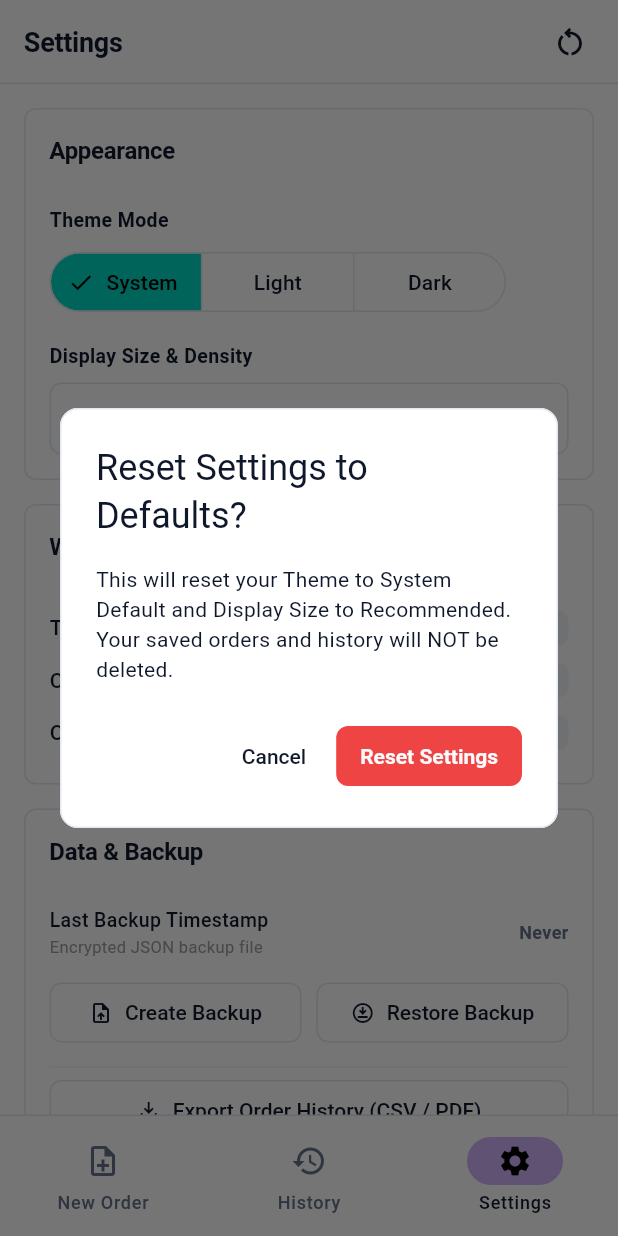
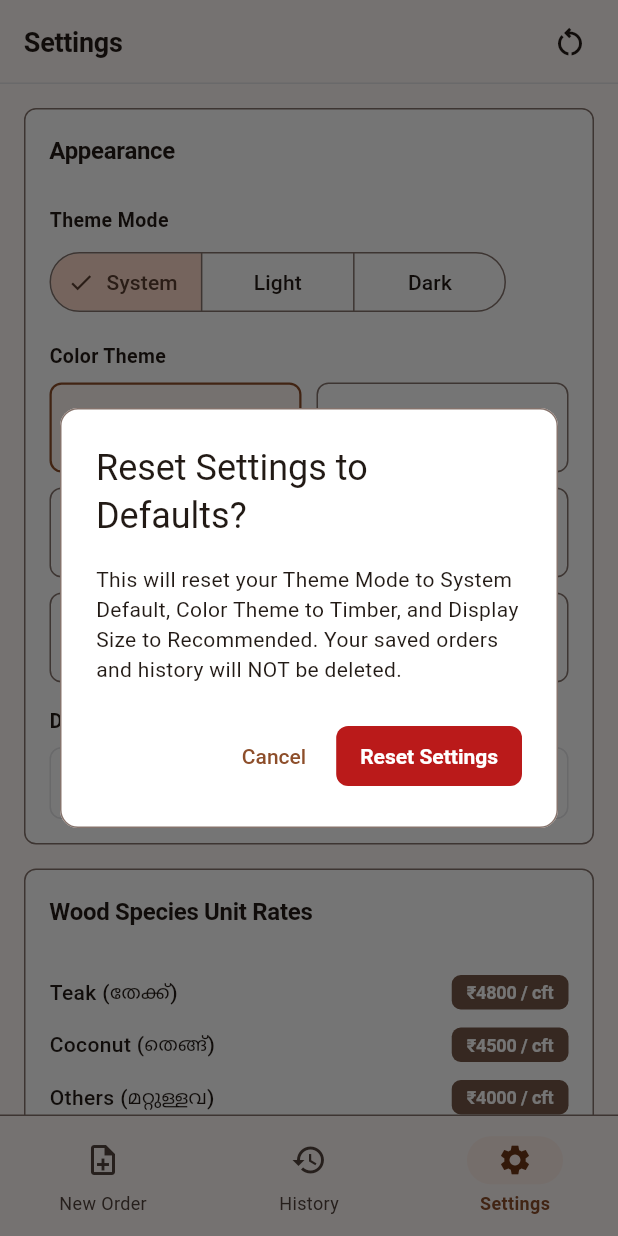
Before and after one commit to AzimAbdulla10/wooden-mill-app, a Flutter app: the screen it shows after launch, item 3 of the bottom bar chosen, after a tap on the "restart alt" icon, on a phone screen of 412 x 824 dp. Run offline on Flutter 3.47's test engine with Material 3 defaults, Android fonts, the phone set to English and light mode, and no system bars; our stand-ins replace go_router, pdf, printing, shared_preferences, sqflite; accounts and stored records are empty.

Commit message:
feat(theme): centralized Material 3 Color System with 6 themes (Timber, Forest, Emerald, Ocean, Indigo, Slate) and Settings palette selector

```diff
--- a/lib/core/constants/app_constants.dart
+++ b/lib/core/constants/app_constants.dart
@@ -1,9 +1,9 @@
 class AppConstants {
   AppConstants._();
 
-  static const String appVersionName = '1.0.4';
-  static const String appBuildNumber = '5';
-  static const String appVersionDisplay = 'v1.0.4 (Build 5)';
+  static const String appVersionName = '1.0.5';
+  static const String appBuildNumber = '6';
+  static const String appVersionDisplay = 'v1.0.5 (Build 6)';
 
   // Wood Types config
   static const String teakName = 'Teak';
--- /dev/null
+++ b/lib/core/theme/app_color_theme.dart
@@ -0,0 +1,78 @@
+import 'package:flutter/material.dart';
+
+enum AppColorTheme {
+  timber(
+    displayName: 'Timber',
+    description: 'Warm wood, timber & workshop aesthetic',
+    seedColor: Color(0xFF9E5429), // Warm Mahogany / Timber
+    secondaryColor: Color(0xFF7C5843),
+  ),
+  forest(
+    displayName: 'Forest',
+    description: 'Earthy pine & natural green identity',
+    seedColor: Color(0xFF2D6A4F), // Deep Forest Green
+    secondaryColor: Color(0xFF52796F),
+  ),
+  emerald(
+    displayName: 'Emerald',
+    description: 'Clean modern teal & emerald identity',
+    seedColor: Color(0xFF0F766E), // Emerald Teal
+    secondaryColor: Color(0xFF14B8A6),
+  ),
+  ocean(
+    displayName: 'Ocean',
+    description: 'Vibrant marine & deep ocean identity',
+    seedColor: Color(0xFF0284C7), // Deep Ocean Blue
+    secondaryColor: Color(0xFF0369A1),
+  ),
+  indigo(
+    displayName: 'Indigo',
+    description: 'Modern indigo & business software aesthetic',
+    seedColor: Color(0xFF4F46E5), // Modern Indigo
+    secondaryColor: Color(0xFF6366F1),
+  ),
+  slate(
+    displayName: 'Slate',
+    description: 'Sophisticated neutral & steel aesthetic',
+    seedColor: Color(0xFF475569), // Steel Slate
+    secondaryColor: Color(0xFF64748B),
+  );
+
+  final String displayName;
+  final String description;
+  final Color seedColor;
+  final Color secondaryColor;
+
+  const AppColorTheme({
+    required this.displayName,
+    required this.description,
+    required this.seedColor,
+    required this.secondaryColor,
+  });
+
+  /// Generates Material 3 Light ColorScheme
+  ColorScheme get lightScheme {
+    return ColorScheme.fromSeed(
+      seedColor: seedColor,
+      brightness: Brightness.light,
+    );
+  }
+
+  /// Generates Material 3 Dark ColorScheme
+  ColorScheme get darkScheme {
+    return ColorScheme.fromSeed(
+      seedColor: seedColor,
+      brightness: Brightness.dark,
+    );
+  }
+
+  /// Color palette preview dots (Primary, Secondary, Surface)
+  List<Color> getPreviewColors(bool isDark) {
+    final scheme = isDark ? darkScheme : lightScheme;
+    return [
+      scheme.primary,
+      scheme.secondary,
+      scheme.primaryContainer,
+    ];
+  }
+}
--- a/lib/core/theme/app_theme.dart
+++ b/lib/core/theme/app_theme.dart
@@ -1,51 +1,15 @@
 import 'package:flutter/material.dart';
+import 'package:wooden_mill_app/core/theme/app_color_theme.dart';
 import 'package:wooden_mill_app/core/theme/shadcn_tokens.dart';
 
 class AppTheme {
   AppTheme._();
 
-  static ThemeData get lightTheme {
-    final colorScheme = const ColorScheme.light().copyWith(
-      surface: ShadTokens.lightBackground,
-      onSurface: ShadTokens.lightForeground,
-      primary: ShadTokens.lightPrimary,
-      onPrimary: ShadTokens.lightPrimaryForeground,
-      secondary: ShadTokens.lightSecondary,
-      onSecondary: ShadTokens.lightSecondaryForeground,
-      error: ShadTokens.lightDestructive,
-      onError: ShadTokens.lightDestructiveForeground,
-      outline: ShadTokens.lightBorder,
-      outlineVariant: ShadTokens.lightInput,
-      surfaceContainerHighest: ShadTokens.lightMuted,
-      onSurfaceVariant: ShadTokens.lightMutedForeground,
-    );
-
-    return _buildShadTheme(colorScheme, isDark: false);
-  }
-
-  static ThemeData get darkTheme {
-    final colorScheme = const ColorScheme.dark().copyWith(
-      surface: ShadTokens.darkBackground,
-      onSurface: ShadTokens.darkForeground,
-      primary: ShadTokens.darkPrimary,
-      onPrimary: ShadTokens.darkPrimaryForeground,
-      secondary: ShadTokens.darkSecondary,
-      onSecondary: ShadTokens.darkSecondaryForeground,
-      error: ShadTokens.darkDestructive,
-      onError: ShadTokens.darkDestructiveForeground,
-      outline: ShadTokens.darkBorder,
-      outlineVariant: ShadTokens.darkInput,
-      surfaceContainerHighest: ShadTokens.darkMuted,
-      onSurfaceVariant: ShadTokens.darkMutedForeground,
-    );
-
-    return _buildShadTheme(colorScheme, isDark: true);
-  }
-
-  static ThemeData _buildShadTheme(ColorScheme colorScheme, {required bool isDark}) {
-    final cardColor = isDark ? ShadTokens.darkCard : ShadTokens.lightCard;
-    final borderColor = isDark ? ShadTokens.darkBorder : ShadTokens.lightBorder;
-    final mutedFg = isDark ? ShadTokens.darkMutedForeground : ShadTokens.lightMutedForeground;
+  static ThemeData buildTheme(AppColorTheme colorTheme, {required bool isDark}) {
+    final colorScheme = isDark ? colorTheme.darkScheme : colorTheme.lightScheme;
+    final cardColor = isDark ? const Color(0xFF18181B) : const Color(0xFFFFFFFF);
+    final borderColor = isDark ? const Color(0xFF27272A) : const Color(0xFFE4E4E7);
+    final mutedFg = isDark ? const Color(0xFFA1A1AA) : const Color(0xFF71717A);
 
     return ThemeData(
       useMaterial3: true,
@@ -133,7 +97,7 @@ class AppTheme {
       ),
       textButtonTheme: TextButtonThemeData(
         style: TextButton.styleFrom(
-          foregroundColor: colorScheme.onSurface,
+          foregroundColor: colorScheme.primary,
           padding: const EdgeInsets.symmetric(horizontal: 12, vertical: 8),
           shape: RoundedRectangleBorder(
             borderRadius: BorderRadius.circular(ShadTokens.radiusSm),
@@ -149,6 +113,54 @@ class AppTheme {
           side: BorderSide(color: borderColor, width: 1),
         ),
       ),
+      chipTheme: ChipThemeData(
+        elevation: 0,
+        backgroundColor: colorScheme.surface,
+        selectedColor: colorScheme.primaryContainer,
+        secondarySelectedColor: colorScheme.primaryContainer,
+        padding: const EdgeInsets.symmetric(horizontal: 8, vertical: 4),
+        labelStyle: TextStyle(fontSize: 12, color: colorScheme.onSurface),
+        secondaryLabelStyle: TextStyle(fontSize: 12, color: colorScheme.onPrimaryContainer),
+        side: BorderSide(color: borderColor),
+        shape: RoundedRectangleBorder(
+          borderRadius: BorderRadius.circular(ShadTokens.radiusSm),
+        ),
+      ),
+      navigationBarTheme: NavigationBarThemeData(
+        elevation: 0,
+        backgroundColor: colorScheme.surface,
+        indicatorColor: colorScheme.primaryContainer,
+        labelTextStyle: WidgetStateProperty.resolveWith((states) {
+          if (states.contains(WidgetState.selected)) {
+            return TextStyle(fontSize: 12, fontWeight: FontWeight.w600, color: colorScheme.primary);
+          }
+          return TextStyle(fontSize: 12, color: colorScheme.onSurfaceVariant);
+        }),
+        iconTheme: WidgetStateProperty.resolveWith((states) {
+          if (states.contains(WidgetState.selected)) {
+            return IconThemeData(color: colorScheme.onPrimaryContainer);
+          }
+          return IconThemeData(color: colorScheme.onSurfaceVariant);
+        }),
+      ),
+      navigationRailTheme: NavigationRailThemeData(
+        elevation: 0,
+        backgroundColor: colorScheme.surface,
+        indicatorColor: colorScheme.primaryContainer,
+        selectedIconTheme: IconThemeData(color: colorScheme.onPrimaryContainer),
+        unselectedIconTheme: IconThemeData(color: colorScheme.onSurfaceVariant),
+        selectedLabelTextStyle: TextStyle(fontSize: 12, fontWeight: FontWeight.w600, color: colorScheme.primary),
+        unselectedLabelTextStyle: TextStyle(fontSize: 12, color: colorScheme.onSurfaceVariant),
+      ),
+      snackBarTheme: SnackBarThemeData(
+        elevation: 0,
+        backgroundColor: isDark ? colorScheme.surfaceContainerHigh : colorScheme.onSurface,
+        contentTextStyle: TextStyle(color: isDark ? colorScheme.onSurface : colorScheme.surface),
+        behavior: SnackBarBehavior.floating,
+        shape: RoundedRectangleBorder(
+          borderRadius: BorderRadius.circular(ShadTokens.radiusSm),
+        ),
+      ),
     );
   }
 }
--- a/lib/core/theme/theme_controller.dart
+++ b/lib/core/theme/theme_controller.dart
@@ -1,5 +1,6 @@
 import 'package:flutter/material.dart';
 import 'package:shared_preferences/shared_preferences.dart';
+import 'package:wooden_mill_app/core/theme/app_color_theme.dart';
 
 enum AppDisplayDensity {
   compact(0.9, 'Compact'),
@@ -15,12 +16,15 @@ enum AppDisplayDensity {
 class ThemeController extends ChangeNotifier {
   static const String _themePrefKey = 'theme_mode';
   static const String _densityPrefKey = 'display_density';
+  static const String _colorThemePrefKey = 'color_theme';
 
   ThemeMode _themeMode = ThemeMode.system;
   AppDisplayDensity _displayDensity = AppDisplayDensity.recommended;
+  AppColorTheme _colorTheme = AppColorTheme.timber;
 
   ThemeMode get themeMode => _themeMode;
   AppDisplayDensity get displayDensity => _displayDensity;
+  AppColorTheme get colorTheme => _colorTheme;
   bool get isDarkMode => _themeMode == ThemeMode.dark;
 
   ThemeController() {
@@ -31,7 +35,7 @@ class ThemeController extends ChangeNotifier {
     try {
       final prefs = await SharedPreferences.getInstance();
 
-      // Load Theme
+      // Load Theme Mode
       final savedTheme = prefs.getString(_themePrefKey);
       if (savedTheme != null) {
         if (savedTheme == 'light') {
@@ -49,6 +53,15 @@ class ThemeController extends ChangeNotifier {
         _displayDensity = AppDisplayDensity.values.firstWhere(
           (d) => d.name == savedDensity,
           orElse: () => AppDisplayDensity.recommended,
+        );
+      }
+
+      // Load Color Theme
+      final savedColorTheme = prefs.getString(_colorThemePrefKey);
+      if (savedColorTheme != null) {
+        _colorTheme = AppColorTheme.values.firstWhere(
+          (c) => c.name == savedColorTheme,
+          orElse: () => AppColorTheme.timber,
         );
       }
 
@@ -83,6 +96,17 @@ class ThemeController extends ChangeNotifier {
     } catch (_) {}
   }
 
+  Future<void> setColorTheme(AppColorTheme colorTheme) async {
+    if (_colorTheme == colorTheme) return;
+    _colorTheme = colorTheme;
+    notifyListeners();
+
+    try {
+      final prefs = await SharedPreferences.getInstance();
+      await prefs.setString(_colorThemePrefKey, colorTheme.name);
+    } catch (_) {}
+  }
+
   Future<void> toggleTheme(BuildContext context) async {
     final currentBrightness = Theme.of(context).brightness;
     if (currentBrightness == Brightness.dark) {
@@ -95,12 +119,14 @@ class ThemeController extends ChangeNotifier {
   Future<void> resetSettings() async {
     _themeMode = ThemeMode.system;
     _displayDensity = AppDisplayDensity.recommended;
+    _colorTheme = AppColorTheme.timber;
     notifyListeners();
 
     try {
       final prefs = await SharedPreferences.getInstance();
       await prefs.remove(_themePrefKey);
       await prefs.remove(_densityPrefKey);
+      await prefs.remove(_colorThemePrefKey);
     } catch (_) {}
   }
 }
--- a/lib/main.dart
+++ b/lib/main.dart
@@ -21,8 +21,8 @@ class MyApp extends StatelessWidget {
         return MaterialApp.router(
           title: 'Timbr',
           debugShowCheckedModeBanner: false,
-          theme: AppTheme.lightTheme,
-          darkTheme: AppTheme.darkTheme,
+          theme: AppTheme.buildTheme(themeController.colorTheme, isDark: false),
+          darkTheme: AppTheme.buildTheme(themeController.colorTheme, isDark: true),
           themeMode: themeController.themeMode,
           routerConfig: AppRouter.router,
           builder: (context, child) {
--- a/lib/screens/settings/settings_screen.dart
+++ b/lib/screens/settings/settings_screen.dart
@@ -1,6 +1,7 @@
 import 'package:flutter/material.dart';
 import 'package:intl/intl.dart';
 import 'package:wooden_mill_app/core/constants/app_constants.dart';
+import 'package:wooden_mill_app/core/theme/app_color_theme.dart';
 import 'package:wooden_mill_app/core/theme/shadcn_tokens.dart';
 import 'package:wooden_mill_app/core/theme/theme_controller.dart';
 import 'package:wooden_mill_app/main.dart';
@@ -121,7 +122,7 @@ class _SettingsScreenState extends State<SettingsScreen> {
         ),
         title: const Text('Reset Settings to Defaults?'),
         content: const Text(
-          'This will reset your Theme to System Default and Display Size to Recommended. Your saved orders and history will NOT be deleted.',
+          'This will reset your Theme Mode to System Default, Color Theme to Timber, and Display Size to Recommended. Your saved orders and history will NOT be deleted.',
         ),
         actions: [
           TextButton(
@@ -196,6 +197,76 @@ class _SettingsScreenState extends State<SettingsScreen> {
                       },
                     ),
                     const SizedBox(height: ShadTokens.spaceLg),
+
+                    // Color Theme Section with Palette Previews (● ● ●)
+                    const Text('Color Theme', style: TextStyle(fontWeight: FontWeight.w600, fontSize: 13)),
+                    const SizedBox(height: 8),
+                    GridView.builder(
+                      shrinkWrap: true,
+                      physics: const NeverScrollableScrollPhysics(),
+                      gridDelegate: const SliverGridDelegateWithFixedCrossAxisCount(
+                        crossAxisCount: 2,
+                        childAspectRatio: 2.8,
+                        crossAxisSpacing: 10,
+                        mainAxisSpacing: 10,
+                      ),
+                      itemCount: AppColorTheme.values.length,
+                      itemBuilder: (context, index) {
+                        final colorOption = AppColorTheme.values[index];
+                        final isSelected = themeController.colorTheme == colorOption;
+                        final isDark = Theme.of(context).brightness == Brightness.dark;
+                        final previewColors = colorOption.getPreviewColors(isDark);
+
+                        return InkWell(
+                          onTap: () => themeController.setColorTheme(colorOption),
+                          borderRadius: BorderRadius.circular(ShadTokens.radiusMd),
+                          child: Container(
+                            padding: const EdgeInsets.symmetric(horizontal: 10, vertical: 8),
+                            decoration: BoxDecoration(
+                              color: isSelected
+                                  ? theme.colorScheme.primaryContainer.withValues(alpha: 0.25)
+                                  : theme.cardTheme.color,
+                              borderRadius: BorderRadius.circular(ShadTokens.radiusMd),
+                              border: Border.all(
+                                color: isSelected ? theme.colorScheme.primary : theme.colorScheme.outline,
+                                width: isSelected ? 1.5 : 1.0,
+                              ),
+                            ),
+                            child: Row(
+                              children: [
+                                Row(
+                                  children: previewColors.map((c) {
+                                    return Container(
+                                      width: 10,
+                                      height: 10,
+                                      margin: const EdgeInsets.only(right: 3),
+                                      decoration: BoxDecoration(
+                                        color: c,
+                                        shape: BoxShape.circle,
+                                      ),
+                                    );
+                                  }).toList(),
+                                ),
+                                const SizedBox(width: 8),
+                                Expanded(
+                                  child: Text(
+                                    colorOption.displayName,
+                                    style: TextStyle(
+                                      fontSize: 13,
+                                      fontWeight: isSelected ? FontWeight.bold : FontWeight.w500,
+                                      color: isSelected ? theme.colorScheme.primary : theme.colorScheme.onSurface,
+                                    ),
+                                    overflow: TextOverflow.ellipsis,
+                                  ),
+                                ),
+                              ],
+                            ),
+                          ),
+                        );
+                      },
+                    ),
+                    const SizedBox(height: ShadTokens.spaceLg),
+
                     Row(
                       mainAxisAlignment: MainAxisAlignment.spaceBetween,
                       children: [
--- a/pubspec.yaml
+++ b/pubspec.yaml
@@ -16,7 +16,7 @@ publish_to: 'none' # Remove this line if you wish to publish to pub.dev
 # https://developer.apple.com/library/archive/documentation/General/Reference/InfoPlistKeyReference/Articles/CoreFoundationKeys.html
 # In Windows, build-name is used as the major, minor, and patch parts
 # of the product and file versions while build-number is used as the build suffix.
-version: 1.0.4+5
+version: 1.0.5+6
 
 environment:
   sdk: ^3.12.2
```
Also changed, not shown: 1 other file.
